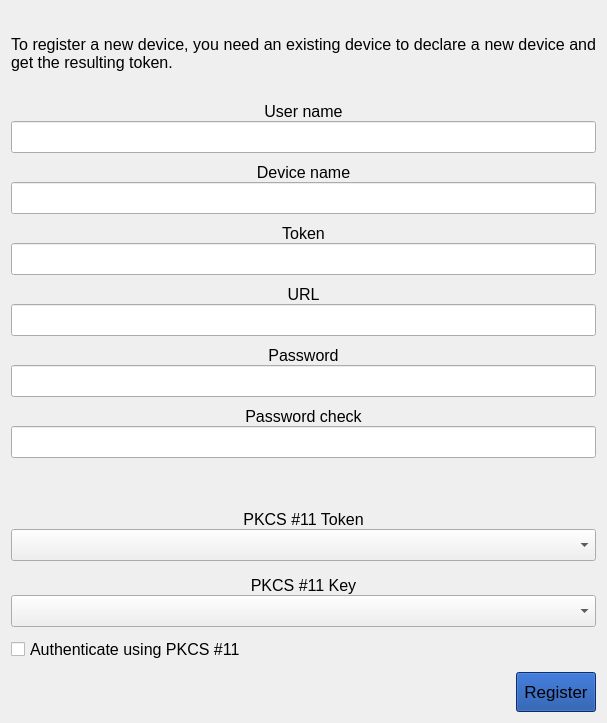
Old version of the form parsec/core/gui/forms/claim_device_widget.ui in the repository Scille/parsec-cloud.
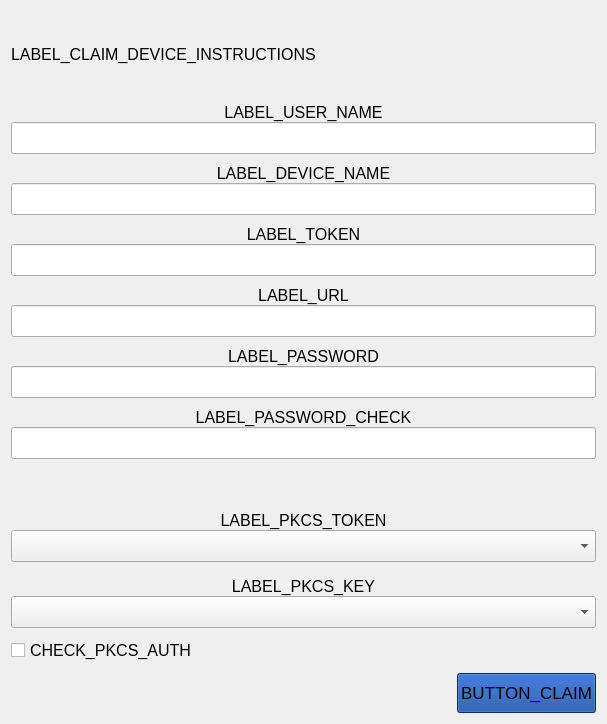
New version of the form.

```diff
--- a/parsec/core/gui/forms/claim_device_widget.ui
+++ b/parsec/core/gui/forms/claim_device_widget.ui
@@ -7,7 +7,7 @@
     <x>0</x>
     <y>0</y>
     <width>607</width>
-    <height>723</height>
+    <height>724</height>
    </rect>
   </property>
   <property name="sizePolicy">
@@ -46,7 +46,7 @@
       </font>
      </property>
      <property name="text">
-      <string>To register a new device, you need an existing device to declare a new device and get the resulting token.</string>
+      <string>LABEL_CLAIM_DEVICE_INSTRUCTIONS</string>
      </property>
      <property name="scaledContents">
       <bool>false</bool>
@@ -102,7 +102,7 @@
            <string notr="true"/>
           </property>
           <property name="text">
-           <string>User name</string>
+           <string>LABEL_USER_NAME</string>
           </property>
           <property name="alignment">
            <set>Qt::AlignCenter</set>
@@ -142,7 +142,7 @@
            <string notr="true"/>
           </property>
           <property name="text">
-           <string>Device name</string>
+           <string>LABEL_DEVICE_NAME</string>
           </property>
           <property name="alignment">
            <set>Qt::AlignCenter</set>
@@ -182,7 +182,7 @@
            <string notr="true"/>
           </property>
           <property name="text">
-           <string>Token</string>
+           <string>LABEL_TOKEN</string>
           </property>
           <property name="alignment">
            <set>Qt::AlignCenter</set>
@@ -219,7 +219,7 @@
            </font>
           </property>
           <property name="text">
-           <string>URL</string>
+           <string>LABEL_URL</string>
           </property>
           <property name="alignment">
            <set>Qt::AlignCenter</set>
@@ -277,7 +277,7 @@
               <string notr="true"/>
              </property>
              <property name="text">
-              <string>Password</string>
+              <string>LABEL_PASSWORD</string>
              </property>
              <property name="alignment">
               <set>Qt::AlignCenter</set>
@@ -326,7 +326,7 @@
               <string notr="true"/>
              </property>
              <property name="text">
-              <string>Password check</string>
+              <string>LABEL_PASSWORD_CHECK</string>
              </property>
              <property name="alignment">
               <set>Qt::AlignCenter</set>
@@ -425,7 +425,7 @@
               <string notr="true"/>
              </property>
              <property name="text">
-              <string>PKCS #11 Token</string>
+              <string>LABEL_PKCS_TOKEN</string>
              </property>
              <property name="alignment">
               <set>Qt::AlignCenter</set>
@@ -468,7 +468,7 @@
               <string notr="true"/>
              </property>
              <property name="text">
-              <string>PKCS #11 Key</string>
+              <string>LABEL_PKCS_KEY</string>
              </property>
              <property name="alignment">
               <set>Qt::AlignCenter</set>
@@ -509,7 +509,7 @@
          <string notr="true"/>
         </property>
         <property name="text">
-         <string>Authenticate using PKCS #11</string>
+         <string>CHECK_PKCS_AUTH</string>
         </property>
         <property name="checkable">
          <bool>true</bool>
@@ -551,7 +551,7 @@
            <string notr="true"/>
           </property>
           <property name="text">
-           <string>Register</string>
+           <string>BUTTON_CLAIM</string>
           </property>
           <property name="iconSize">
            <size>
```
